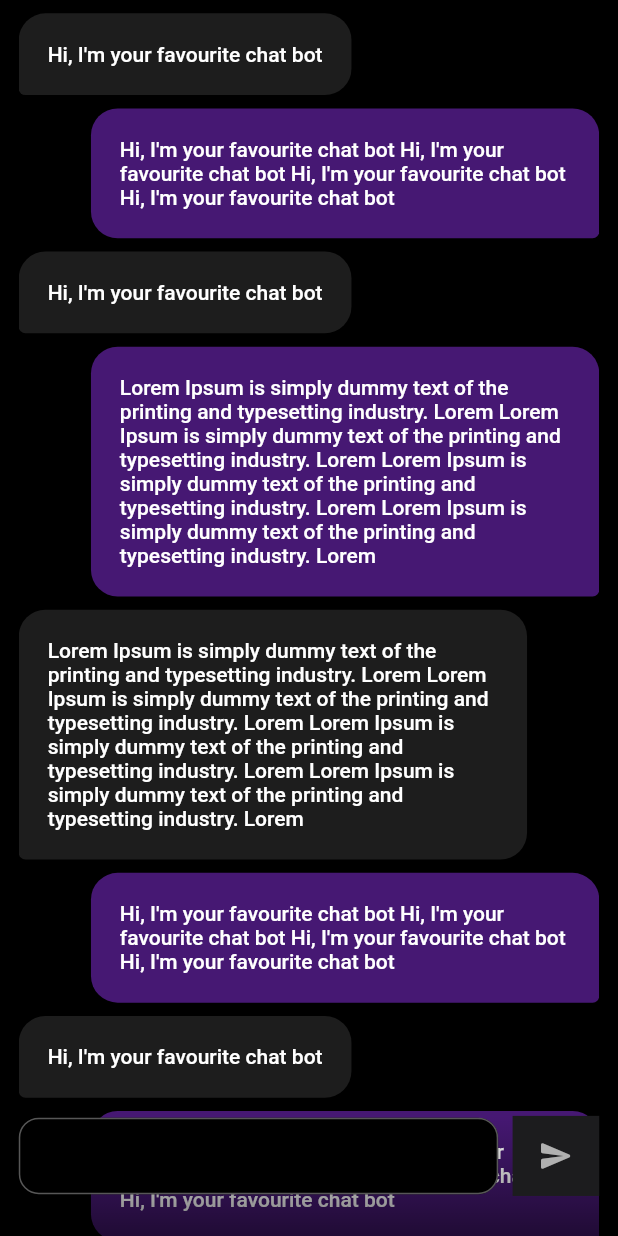
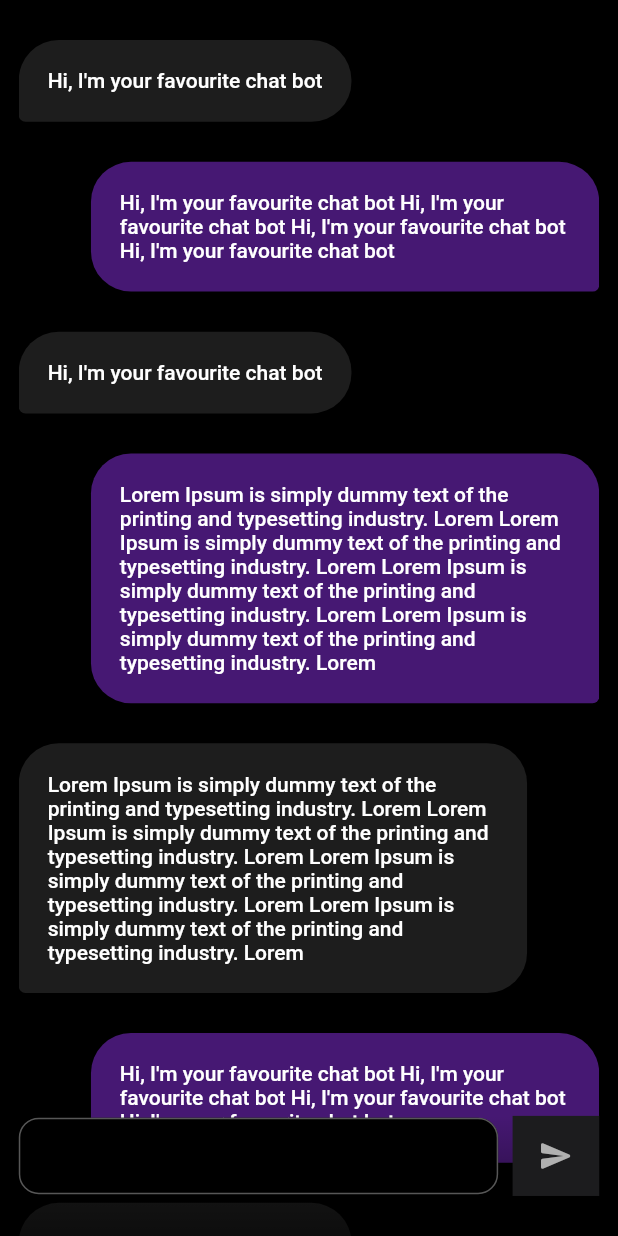
Before and after one commit to ThatSaxyDev/rizz_ai, a Flutter app: the screen it shows after launch, on a phone screen of 412 x 824 dp. Run offline on Flutter 3.47's test engine with Material 2 defaults, Android fonts, the phone set to English and light mode, and no system bars; our stand-ins replace animated_text_kit, flutter_screenutil; missing offline and left inert: flutter_chatgpt_api.

Commit message:
changed margin for the chat messages, added comments to the chat screen file

```diff
--- a/lib/features/chat_bot/widgets/chat_message_widget.dart
+++ b/lib/features/chat_bot/widgets/chat_message_widget.dart
@@ -20,7 +20,7 @@ class ChatMessageWidget extends StatelessWidget {
           : Alignment.centerRight,
       child: Container(
         margin: EdgeInsets.only(
-          top: 10.h,
+          top: 30.h,
           right: chatType == ChatType.bot ? 50.w : 0,
           left: chatType == ChatType.bot ? 0 : 50.w,
         ),
@@ -30,12 +30,12 @@ class ChatMessageWidget extends StatelessWidget {
                 ? AppColors.grey01
                 : AppColors.darkerPurple,
             borderRadius: BorderRadius.only(
-              topLeft: Radius.circular(20.r),
-              topRight: Radius.circular(20.r),
+              topLeft: Radius.circular(30.r),
+              topRight: Radius.circular(30.r),
               bottomLeft:
-                  Radius.circular(chatType == ChatType.bot ? 5.r : 20.r),
+                  Radius.circular(chatType == ChatType.bot ? 5.r : 30.r),
               bottomRight:
-                  Radius.circular(chatType == ChatType.bot ? 20.r : 5.r),
+                  Radius.circular(chatType == ChatType.bot ? 30.r : 5.r),
             )),
         child: chatType == ChatType.bot
             ? GestureDetector(
--- a/pubspec.yaml
+++ b/pubspec.yaml
@@ -41,6 +41,7 @@ dependencies:
   shared_preferences: ^2.0.15
   flutter_chatgpt_api: ^1.1.0
   animated_text_kit: ^4.2.2
+  unicons: ^2.1.0
 
 dev_dependencies:
   flutter_test:
```
Also changed, not shown: lib/features/chat_bot/screens/chat_screen.dart (+7 -0 lines), pubspec.lock.
